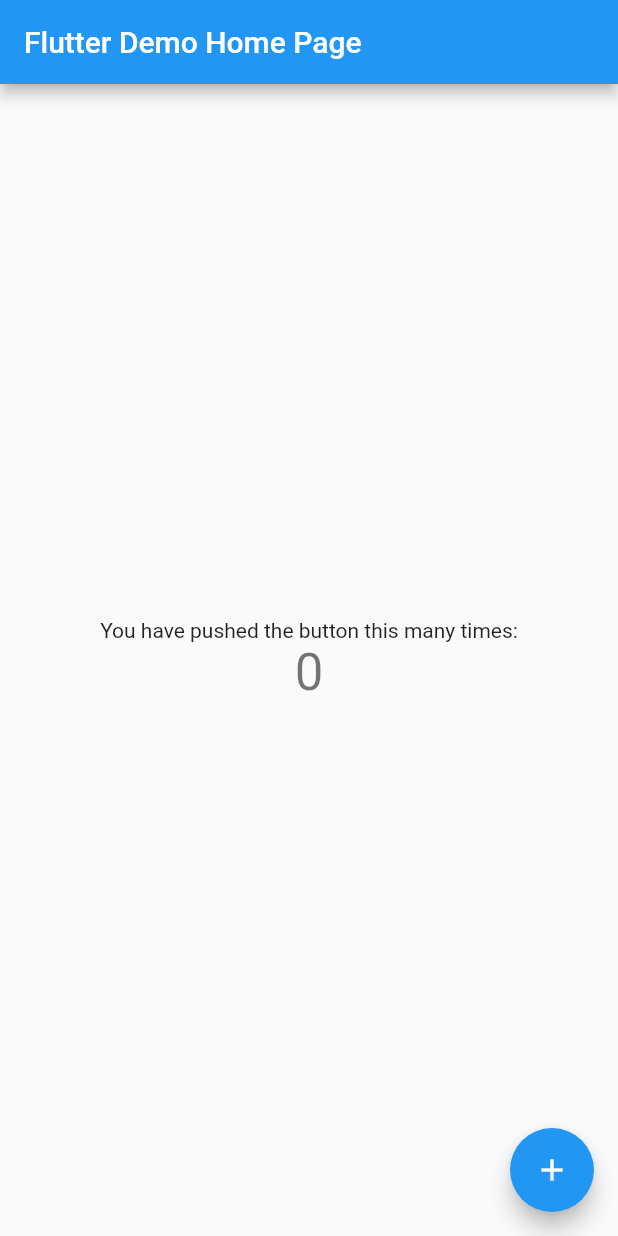
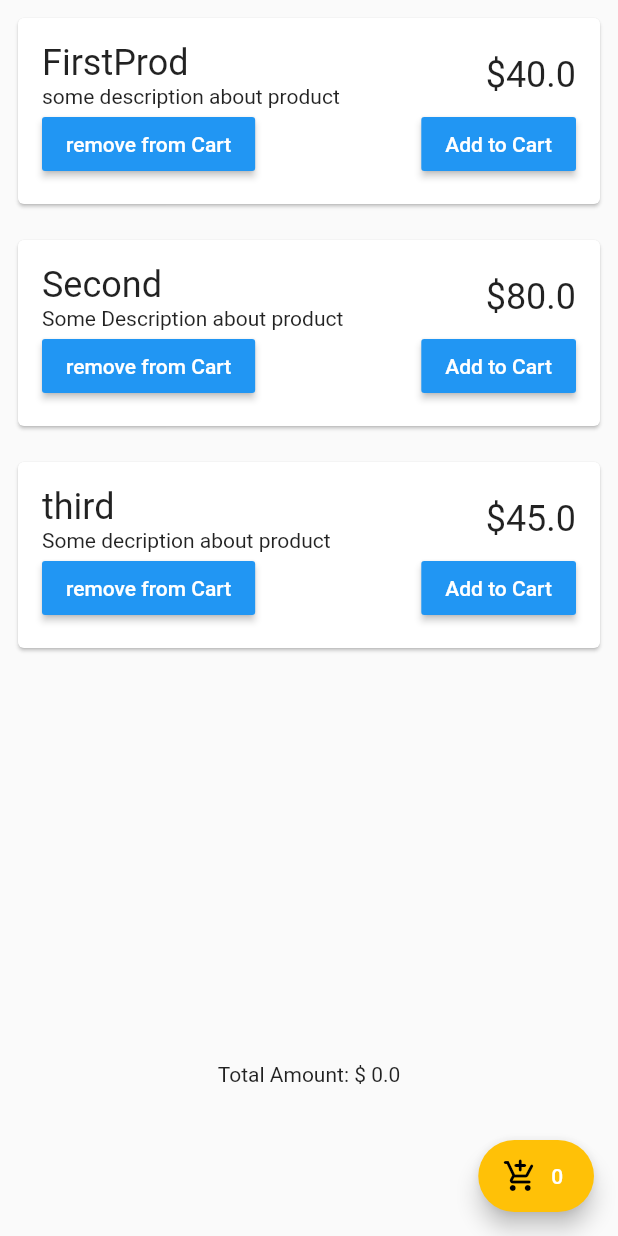
Before and after one commit to Isaac-onah/project-manager-app, a Flutter app: the screen it shows after launch, on a phone screen of 412 x 824 dp. Run offline on Flutter 3.47's test engine with Material 2 defaults, Android fonts, the phone set to English and light mode, and no system bars; our stand-ins replace get.

Commit message:
get x commit

```diff
--- /dev/null
+++ b/lib/controllers/cart_controller.dart
@@ -0,0 +1,19 @@
+import 'package:get/state_manager.dart';
+import 'package:manager/models/product.dart';
+
+class CartController extends GetxController{
+  var cartItems= <Product>[].obs;
+
+  ///find the count
+  int get count => cartItems.length;
+  ///find the total price
+ double get totalPrice => cartItems.fold(0, (sum, item) => sum + item.price);
+
+
+  addToCart(Product product){
+    cartItems.add(product);
+  }
+  removeFromCart(Product product){
+    cartItems.remove(product);
+  }
+}
--- /dev/null
+++ b/lib/controllers/shopping_controller.dart
@@ -0,0 +1,23 @@
+import 'package:get/state_manager.dart';
+import 'package:manager/models/product.dart';
+
+class ShoppingController extends GetxController{
+  var products = <Product>[].obs;
+
+  @override
+  void onInit(){
+    super.onInit();
+    fetchProducts();
+  }
+
+  void fetchProducts() async{
+    await Future.delayed(Duration(seconds: 1));
+    var productResult = [
+      Product(id: 1, productName: 'FirstProd', productImage: 'abd', productDescription: 'some description about product', price: 40),
+      Product(id: 2, productName: 'Second', productImage: 'abd', productDescription: 'Some Description about product', price: 80),
+      Product(id: 3, productName: 'third', productImage: 'abd', productDescription: 'Some decription about product', price: 45)
+    ];
+
+    products.value = productResult;
+  }
+}
--- a/lib/main.dart
+++ b/lib/main.dart
@@ -1,4 +1,5 @@
 import 'package:flutter/material.dart';
+import 'package:manager/views/home.dart';
 
 void main() {
   runApp(const MyApp());
@@ -12,104 +13,11 @@ class MyApp extends StatelessWidget {
   Widget build(BuildContext context) {
     return MaterialApp(
       title: 'Flutter Demo',
+      debugShowCheckedModeBanner: false,
       theme: ThemeData(
-        // This is the theme of your application.
-        //
-        // Try running your application with "flutter run". You'll see the
-        // application has a blue toolbar. Then, without quitting the app, try
-        // changing the primarySwatch below to Colors.green and then invoke
-        // "hot reload" (press "r" in the console where you ran "flutter run",
-        // or simply save your changes to "hot reload" in a Flutter IDE).
-        // Notice that the counter didn't reset back to zero; the application
-        // is not restarted.
         primarySwatch: Colors.blue,
       ),
-      home: const MyHomePage(title: 'Flutter Demo Home Page'),
+      home:MyHomePage(),
     );
   }
 }
-
-class MyHomePage extends StatefulWidget {
-  const MyHomePage({Key? key, required this.title}) : super(key: key);
-
-  // This widget is the home page of your application. It is stateful, meaning
-  // that it has a State object (defined below) that contains fields that affect
-  // how it looks.
-
-  // This class is the configuration for the state. It holds the values (in this
-  // case the title) provided by the parent (in this case the App widget) and
-  // used by the build method of the State. Fields in a Widget subclass are
-  // always marked "final".
-
-  final String title;
-
-  @override
-  State<MyHomePage> createState() => _MyHomePageState();
-}
-
-class _MyHomePageState extends State<MyHomePage> {
-  int _counter = 0;
-
-  void _incrementCounter() {
-    setState(() {
-      // This call to setState tells the Flutter framework that something has
-      // changed in this State, which causes it to rerun the build method below
-      // so that the display can reflect the updated values. If we changed
-      // _counter without calling setState(), then the build method would not be
-      // called again, and so nothing would appear to happen.
-      _counter++;
-    });
-  }
-
-  @override
-  Widget build(BuildContext context) {
-    // This method is rerun every time setState is called, for instance as done
-    // by the _incrementCounter method above.
-    //
-    // The Flutter framework has been optimized to make rerunning build methods
-    // fast, so that you can just rebuild anything that needs updating rather
-    // than having to individually change instances of widgets.
-    return Scaffold(
-      appBar: AppBar(
-        // Here we take the value from the MyHomePage object that was created by
-        // the App.build method, and use it to set our appbar title.
-        title: Text(widget.title),
-      ),
-      body: Center(
-        // Center is a layout widget. It takes a single child and positions it
-        // in the middle of the parent.
-        child: Column(
-          // Column is also a layout widget. It takes a list of children and
-          // arranges them vertically. By default, it sizes itself to fit its
-          // children horizontally, and tries to be as tall as its parent.
-          //
-          // Invoke "debug painting" (press "p" in the console, choose the
-          // "Toggle Debug Paint" action from the Flutter Inspector in Android
-          // Studio, or the "Toggle Debug Paint" command in Visual Studio Code)
-          // to see the wireframe for each widget.
-          //
-          // Column has various properties to control how it sizes itself and
-          // how it positions its children. Here we use mainAxisAlignment to
-          // center the children vertically; the main axis here is the vertical
-          // axis because Columns are vertical (the cross axis would be
-          // horizontal).
-          mainAxisAlignment: MainAxisAlignment.center,
-          children: <Widget>[
-            const Text(
-              'You have pushed the button this many times:',
-            ),
-            Text(
-              '$_counter',
-              style: Theme.of(context).textTheme.headline4,
-            ),
-          ],
-        ),
-      ),
-      floatingActionButton: FloatingActionButton(
-        onPressed: _incrementCounter,
-        tooltip: 'Increment',
-        child: const Icon(Icons.add),
-      ), // This trailing comma makes auto-formatting nicer for build methods.
-    );
-  }
-}
--- /dev/null
+++ b/lib/models/product.dart
@@ -0,0 +1,11 @@
+class Product{
+  final int id;
+  final String productName;
+  final String productImage;
+  final String productDescription;
+  final double price;
+
+  Product(
+  {required this.id, required this.productName, required this.productImage, required this.productDescription, required this.price}
+      );
+}
--- /dev/null
+++ b/lib/views/home.dart
@@ -0,0 +1,107 @@
+import 'package:flutter/material.dart';
+import 'package:get/get.dart';
+import 'package:manager/controllers/cart_controller.dart';
+import 'package:manager/controllers/shopping_controller.dart';
+
+class MyHomePage extends StatelessWidget {
+  ///using dependecy injection get.put
+  final shoppingController = Get.put(ShoppingController());
+  final cartController = Get.put(CartController());
+
+  @override
+  Widget build(BuildContext context) {
+    return Scaffold(
+      body: SafeArea(
+        child: Column(
+          children: [
+            Expanded(
+
+              ///make the list view always listen to the data inside controller
+              ///wrapp in streambuilder and change to getx
+              child: GetX<ShoppingController>(
+                builder: (controller) {
+                  return ListView.builder(
+                      itemCount: controller.products.length,
+                      itemBuilder: (context, index) {
+                        return Card(
+                          margin: EdgeInsets.all(12),
+                          child: Padding(
+                            padding: EdgeInsets.all(16),
+                            child: Column(
+                              crossAxisAlignment: CrossAxisAlignment.end,
+                              children: [
+                                Row(
+                                  mainAxisAlignment: MainAxisAlignment
+                                      .spaceBetween,
+                                  children: [
+                                    Column(
+                                      crossAxisAlignment: CrossAxisAlignment
+                                          .start,
+                                      children: [
+                                        Text('${controller.products[index]
+                                            .productName}',
+                                          style: TextStyle(fontSize: 24),),
+                                        Text('${controller.products[index]
+                                            .productDescription}',
+                                          style: TextStyle(
+                                              fontSize: 14),)
+                                      ],
+                                    ),
+                                    Text(
+                                      '\$${controller.products[index].price}',
+                                      style: TextStyle(fontSize: 24),)
+                                  ],
+                                ),
+                                Row(
+                                  mainAxisAlignment: MainAxisAlignment
+                                      .spaceBetween,
+                                  children: [
+                                    RaisedButton(onPressed: () {
+                                      cartController.removeFromCart(
+                                          controller.products[index]
+                                      );
+                                    },
+                                      color: Colors.blue,
+                                      textColor: Colors.white,
+                                      child: Text('remove from Cart',),),
+                                    RaisedButton(onPressed: () {
+                                      cartController.addToCart(
+                                          controller.products[index]
+                                      );
+                                    },
+                                      color: Colors.blue,
+                                      textColor: Colors.white,
+                                      child: Text('Add to Cart',),),
+                                  ],
+                                )
+                              ],
+                            ),
+                          ),
+                        );
+                      });
+                },
+              ),
+            ),
+
+            ///wrapp in streambuilder to convert to get x
+            GetX<CartController>(
+                builder: (controller) {
+                  return Text('Total Amount: \$ ${controller.totalPrice}');
+                }
+            ),
+            SizedBox(
+              height: 100,
+            )
+          ],
+        ),
+      ),
+      floatingActionButton: FloatingActionButton.extended(onPressed: () {},
+          backgroundColor: Colors.amber,
+          icon: Icon(Icons.add_shopping_cart_rounded, color: Colors.black,),
+          label: GetX<CartController>(builder: (controller) {
+            return Text(controller.count.toString());
+          }))
+      ,
+    );
+  }
+}
--- a/pubspec.yaml
+++ b/pubspec.yaml
@@ -34,6 +34,7 @@ dependencies:
   # The following adds the Cupertino Icons font to your application.
   # Use with the CupertinoIcons class for iOS style icons.
   cupertino_icons: ^1.0.2
+  get: ^4.3.0
 
 dev_dependencies:
   flutter_test:
```
Also changed, not shown: pubspec.lock.
